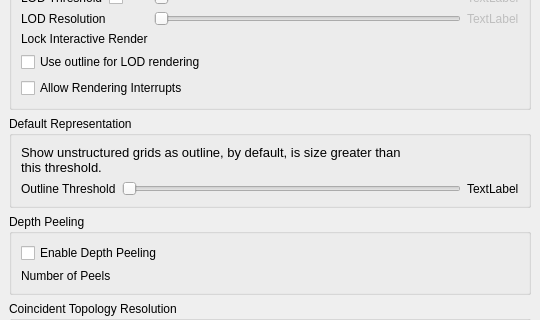
The window that Qt/Components/Resources/UI/pqGlobalRenderViewOptions.ui (Kitware/ParaView) describes before a commit, drawn with Qt 5; both pictures show x 0 to 540 and y 94 to 414 of the 540 by 643 pixel window.
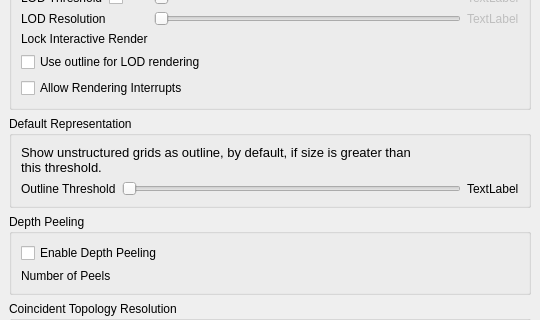
The same window after the commit. Custom widgets are drawn as their Qt base class.

Commit message:
BUG #13564. Increase the unstructured data outline threshold.
To address the issue in BUG #13564, we increase the unstructured data outline
theshold to 250 million cells. 0.5 million cells used previously was too low for
pratical use-cases anyways.

What changed in the file:
```diff
--- a/Qt/Components/Resources/UI/pqGlobalRenderViewOptions.ui
+++ b/Qt/Components/Resources/UI/pqGlobalRenderViewOptions.ui
@@ -436,7 +436,7 @@
 &lt;html&gt;&lt;head&gt;&lt;meta name=&quot;qrichtext&quot; content=&quot;1&quot; /&gt;&lt;style type=&quot;text/css&quot;&gt;
 p, li { white-space: pre-wrap; }
 &lt;/style&gt;&lt;/head&gt;&lt;body style=&quot; font-family:'Sans'; font-size:10pt; font-weight:400; font-style:normal;&quot;&gt;
-&lt;p align=&quot;justify&quot; style=&quot; margin-top:0px; margin-bottom:0px; margin-left:0px; margin-right:0px; -qt-block-indent:0; text-indent:0px;&quot;&gt;Show unstructured grids as outline, by default, is size greater than &lt;/p&gt;
+&lt;p align=&quot;justify&quot; style=&quot; margin-top:0px; margin-bottom:0px; margin-left:0px; margin-right:0px; -qt-block-indent:0; text-indent:0px;&quot;&gt;Show unstructured grids as outline, by default, if size is greater than &lt;/p&gt;
 &lt;p align=&quot;justify&quot; style=&quot; margin-top:0px; margin-bottom:0px; margin-left:0px; margin-right:0px; -qt-block-indent:0; text-indent:0px;&quot;&gt;this threshold.&lt;/p&gt;&lt;/body&gt;&lt;/html&gt;</string>
             </property>
            </widget>
```
The commit also changes 1 other file.
